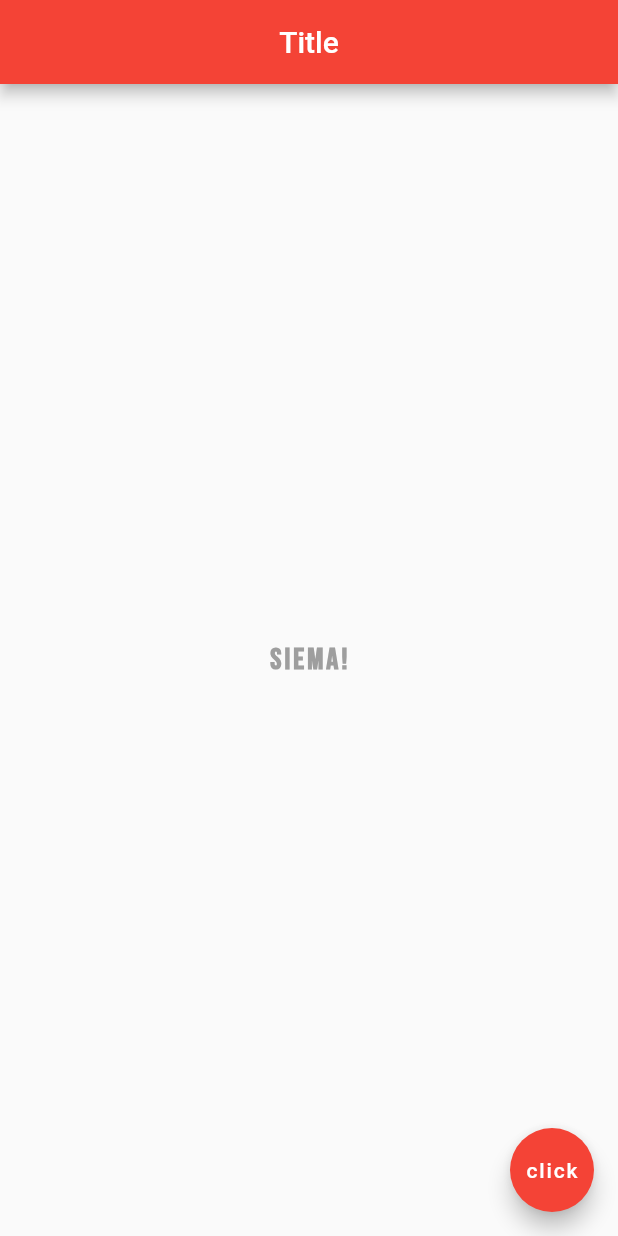
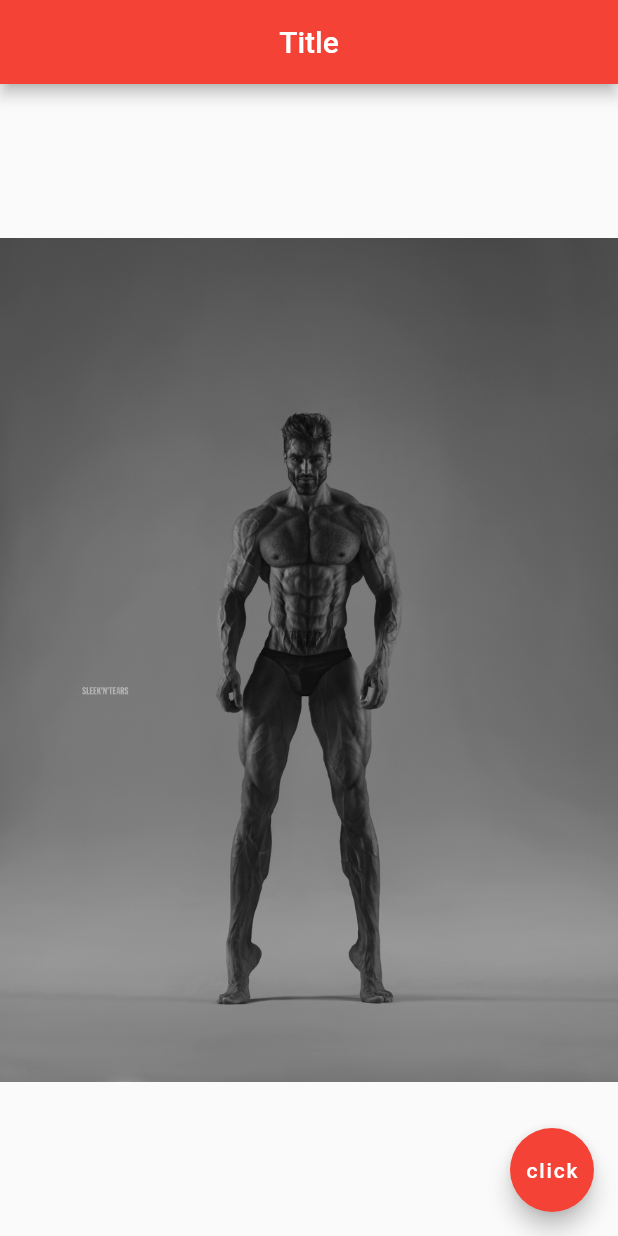
Before and after one commit to NatProView/food_adviser, a Flutter app: the screen it shows after launch, on a phone screen of 412 x 824 dp. Run offline on Flutter 3.47's test engine with Material 2 defaults, Android fonts, the phone set to English and light mode, and no system bars.

Commit message:
Flutter tutorial 8 - Images & Assets

```diff
--- a/lib/main.dart
+++ b/lib/main.dart
@@ -28,16 +28,10 @@ class Home extends StatelessWidget {
         centerTitle: true,
       ),
       body: const Center(
-        child: Text(
-            "Siema!",
-            style: TextStyle(
-              fontSize: 20.0,
-              fontWeight: FontWeight.bold,
-              letterSpacing: 2.0,
-              color: Colors.grey,
-              fontFamily: 'BebasNeue',
-            )
-        ),
+        child: Image(
+          // image: NetworkImage('https://essereuomo.it/wp-content/uploads/2021/10/sdsdsd.jpg'),
+          image: AssetImage('assets/E-ULr-OXEAA1b2P.jpg')
+        )
       ),
       floatingActionButton: FloatingActionButton(
         backgroundColor: Colors.red,
--- a/pubspec.yaml
+++ b/pubspec.yaml
@@ -59,9 +59,8 @@ flutter:
   uses-material-design: true
 
   # To add assets to your application, add an assets section, like this:
-  # assets:
-  #   - images/a_dot_burr.jpeg
-  #   - images/a_dot_ham.jpeg
+  assets:
+   - assets/
 
   # An image asset can refer to one or more resolution-specific "variants", see
   # https://flutter.dev/assets-and-images/#resolution-aware
```
Also changed, not shown: assets/E-ULr-OXEAA1b2P.jpg (added).
